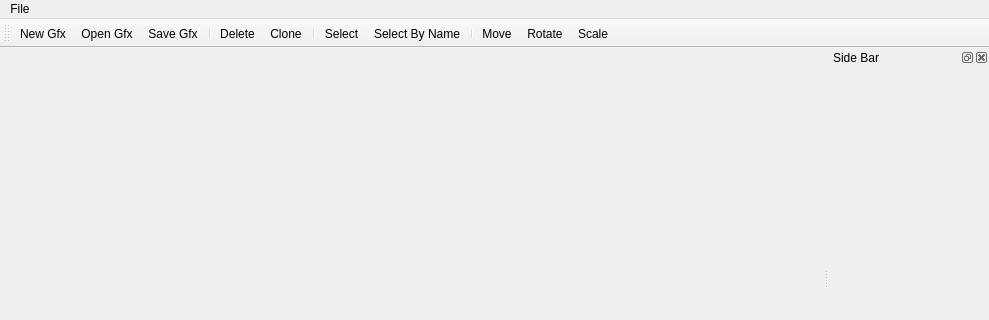
The window that axengine/src/axeditorapp/gfxeditor.ui (huangdonghai/axonengine) describes before a commit, drawn with Qt 5; both pictures show x 0 to 989 and y 0 to 320 of the 989 by 530 pixel window.
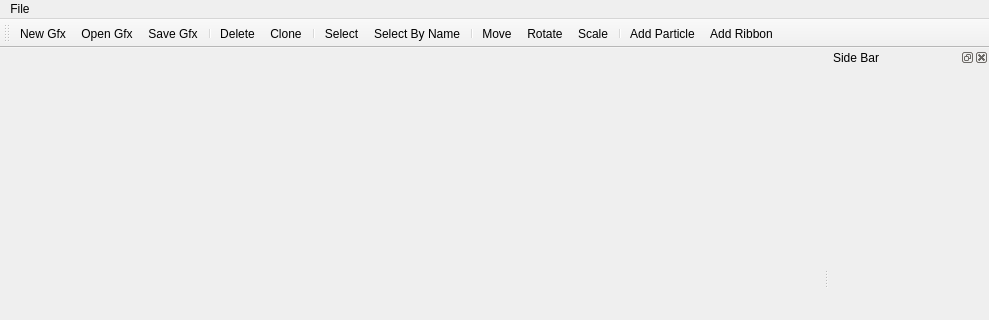
The same window after the commit. Icons and pictures are not drawn.

Patch:
```diff
--- a/axengine/src/axeditorapp/gfxeditor.ui
+++ b/axengine/src/axeditorapp/gfxeditor.ui
@@ -50,6 +50,9 @@
    <addaction name="actionObjectMove"/>
    <addaction name="actionObjectRotate"/>
    <addaction name="actionObjectScale"/>
+   <addaction name="separator"/>
+   <addaction name="actionAddParticle"/>
+   <addaction name="actionAddRibbon"/>
   </widget>
   <widget class="QStatusBar" name="statusBar"/>
   <widget class="QDockWidget" name="sideBar">
@@ -407,6 +410,22 @@
     <string>Ctrl+I</string>
    </property>
   </action>
+  <action name="actionAddParticle">
+   <property name="text">
+    <string>Add Particle</string>
+   </property>
+   <property name="toolTip">
+    <string>Add a particle emitter</string>
+   </property>
+  </action>
+  <action name="actionAddRibbon">
+   <property name="text">
+    <string>Add Ribbon</string>
+   </property>
+   <property name="toolTip">
+    <string>Add a ribbon emitter</string>
+   </property>
+  </action>
  </widget>
  <layoutdefault spacing="6" margin="11"/>
  <resources>
```
